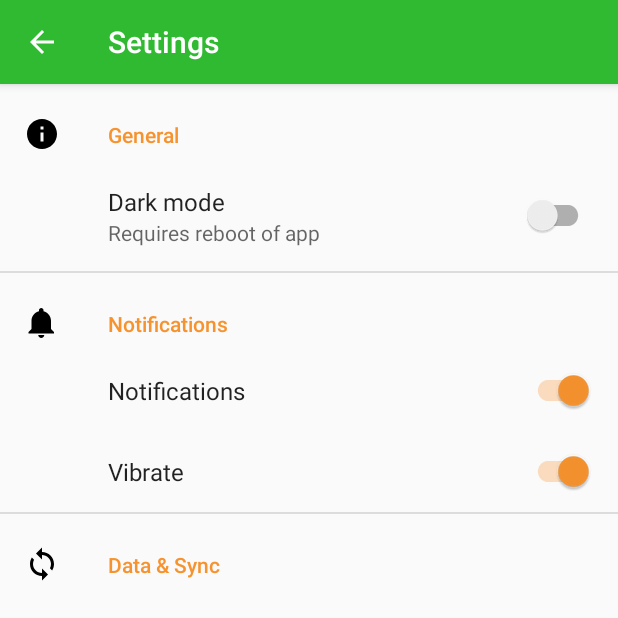
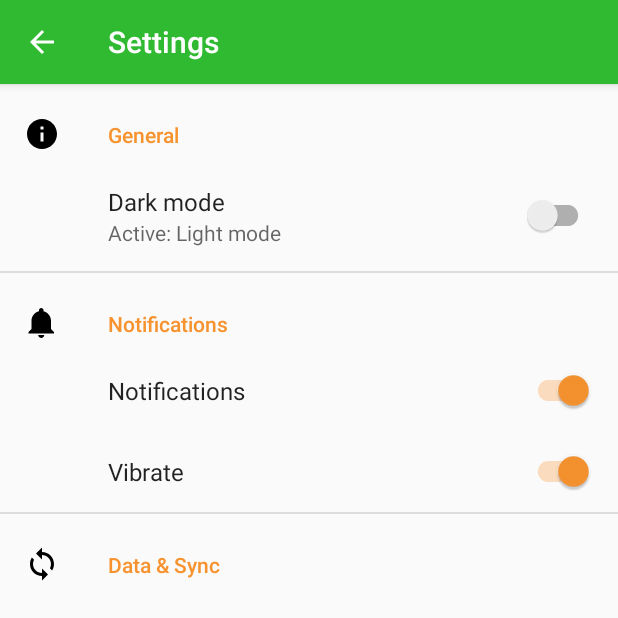
Before and after one commit to jonburleson/UtilityBelt, an Android app: the SettingsFragment screen opened directly, with no data from a screen before it, on a phone screen of 412 x 824 dp, the top half of it. Run offline under Robolectric (Android 15) with nearby library versions, the phone set to English and light mode, and no system bars; our stand-ins replace androidx.preference.

Commit message:
Changed dark mode button description

```diff
--- a/app/src/main/res/xml/preferences.xml
+++ b/app/src/main/res/xml/preferences.xml
@@ -10,7 +10,8 @@
             android:defaultValue="false"
             android:key="darkMode"
             android:title="@string/pref_dark_mode"
-            android:summary="Requires reboot of app" />
+            android:summaryOn="Active: Dark mode"
+            android:summaryOff="Active: Light mode"/>
     </PreferenceCategory>
 
     <PreferenceCategory
```
